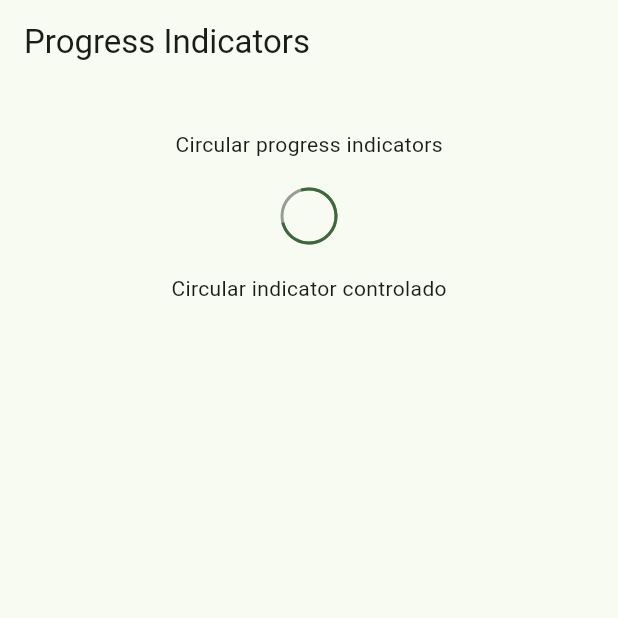
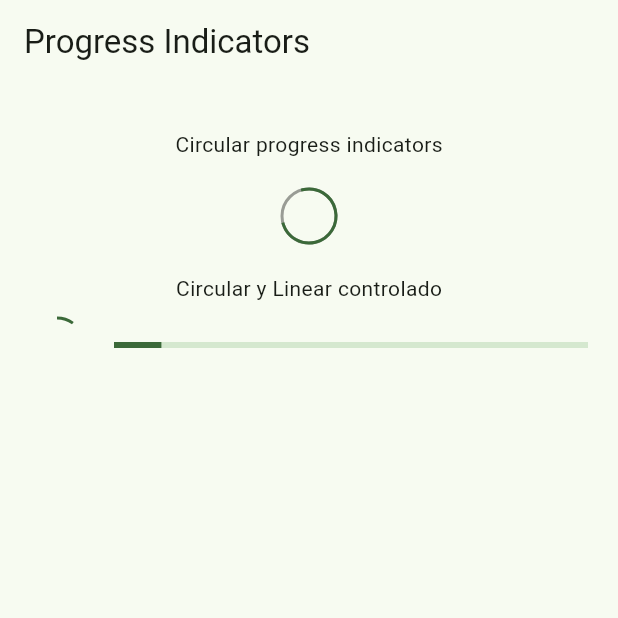
Before and after one commit to osvaldo-o/widgets-app-flutter, a Flutter app: the ProgressScreen screen opened by its route, on a phone screen of 412 x 824 dp, the top half of it. Run offline on Flutter 3.47's test engine with Material 2 defaults, Android fonts, the phone set to English and light mode, and no system bars; our stand-ins replace go_router.

Commit message:
progress cointrolled linear and circular

```diff
--- a/lib/presentation/screens/progress/progress_screen.dart
+++ b/lib/presentation/screens/progress/progress_screen.dart
@@ -30,7 +30,7 @@ class _ProgressView extends StatelessWidget {
             backgroundColor: Colors.black38,
           ),
           SizedBox(height: 20),
-          Text('Circular indicator controlado'),
+          Text('Circular y Linear controlado'),
           SizedBox(height: 10),
           _ControlledProgressIndicator(),
         ],
@@ -44,6 +44,28 @@ class _ControlledProgressIndicator extends StatelessWidget {
 
   @override
   Widget build(BuildContext context) {
-    return Container();
+    return StreamBuilder(
+        stream: Stream.periodic(
+                const Duration(milliseconds: 300), (value) => (value * 2) / 100)
+            .takeWhile((value) => value < 100),
+        builder: (context, snapshot) {
+          final progressValue = snapshot.data ?? 0;
+          return Padding(
+              padding: const EdgeInsets.symmetric(horizontal: 20),
+              child: Row(
+                mainAxisAlignment: MainAxisAlignment.center,
+                children: [
+                  CircularProgressIndicator(
+                    value: progressValue,
+                    strokeWidth: 2,
+                  ),
+                  const SizedBox(width: 20),
+                  Expanded(
+                      child: LinearProgressIndicator(
+                    value: progressValue,
+                  ))
+                ],
+              ));
+        });
   }
 }
```
